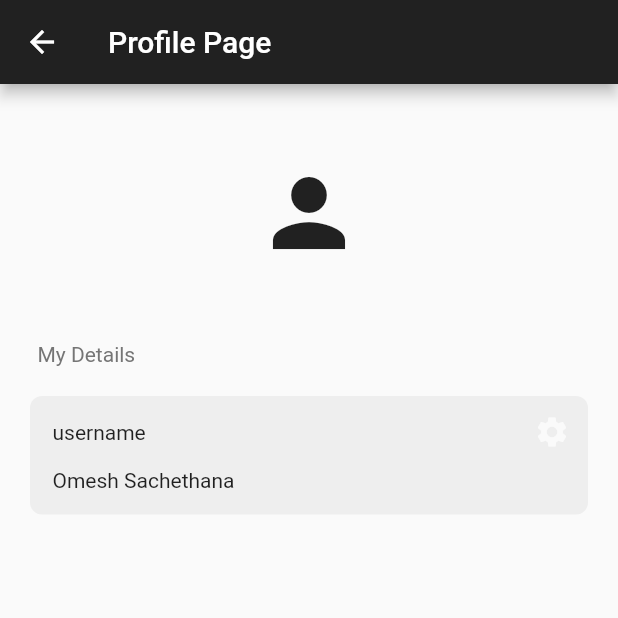
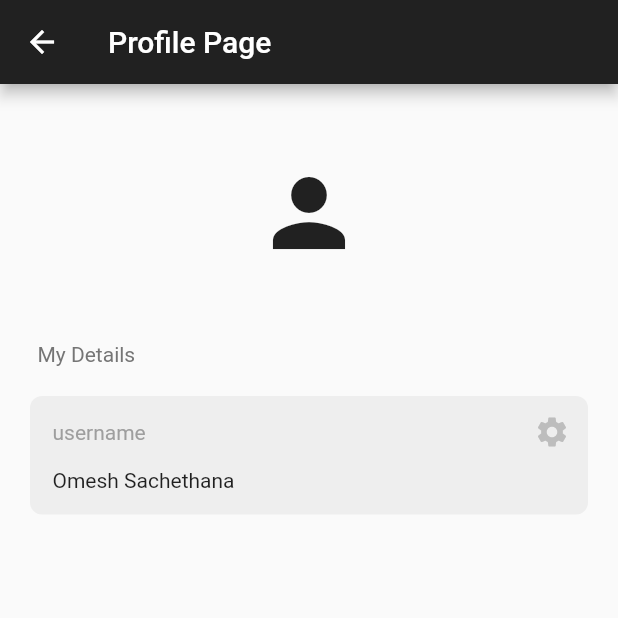
Before and after one commit to OmeshSachethana/UEE_Project, a Flutter app: the ProfilePage screen opened directly, on a phone screen of 412 x 824 dp, the top half of it. Run offline on Flutter 3.47's test engine with Material 2 defaults, Android fonts, the phone set to English and light mode, and no system bars; our stand-ins replace firebase_auth, firebase_core, google_sign_in; accounts and stored records are empty.

Commit message:
Styled text_box

```diff
--- a/lib/components/text_box.dart
+++ b/lib/components/text_box.dart
@@ -29,14 +29,17 @@ class MyTextBox extends StatelessWidget {
             mainAxisAlignment: MainAxisAlignment.spaceBetween,
             children: [
               //section name
-              Text(sectionName),
+              Text(
+                sectionName,
+                style: TextStyle(color: Colors.grey[500]),
+              ),
 
               //edit Button
               IconButton(
                   onPressed: () {},
                   icon: Icon(
                     Icons.settings,
-                    color: Colors.grey[50],
+                    color: Colors.grey[400],
                   )),
             ],
           ),
```
